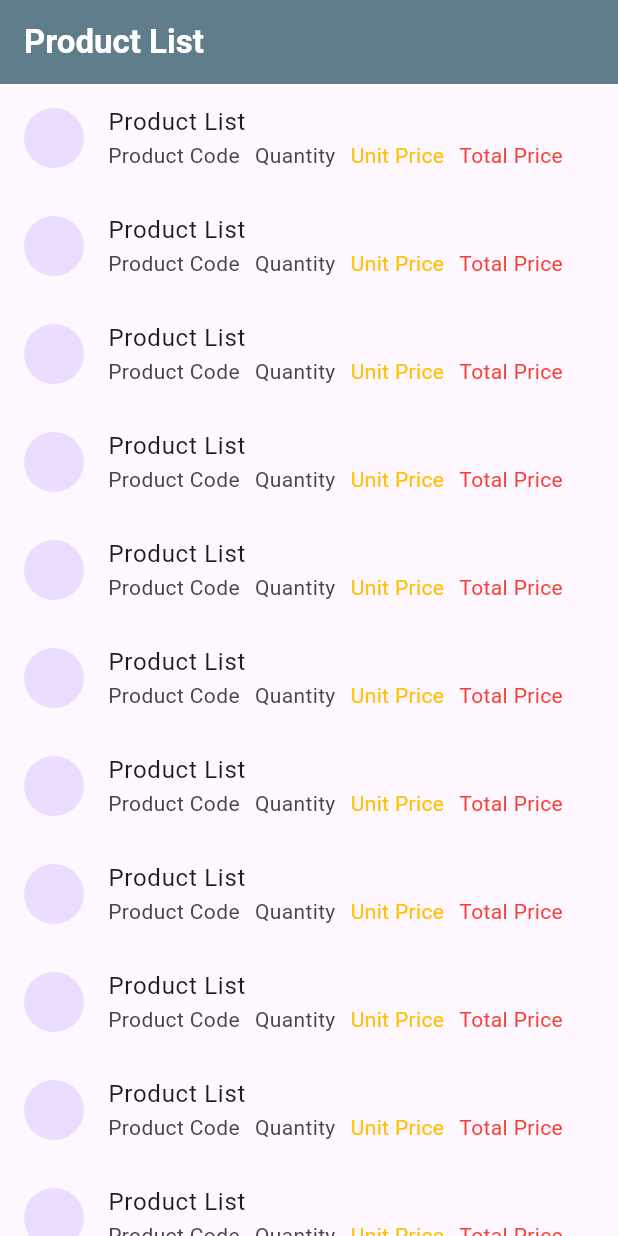
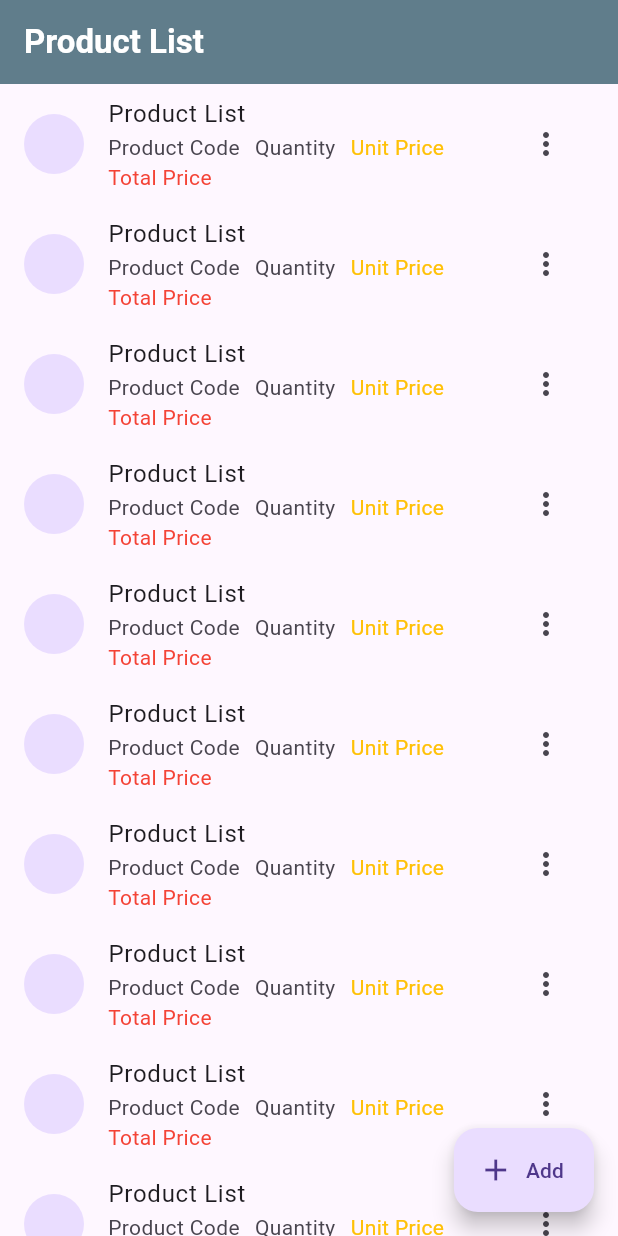
Before and after one commit to mdabdulhairubel/basic-crud-application, a Flutter app: the screen it shows after launch, on a phone screen of 412 x 824 dp. Run offline on Flutter 3.47's test engine with Material 3 defaults, Android fonts, the light colour scheme and no system bars.

Commit message:
Hello world

```diff
--- a/lib/home_screen.dart
+++ b/lib/home_screen.dart
@@ -1,4 +1,7 @@
 import 'package:flutter/material.dart';
+import 'package:ostad/add_new_screen.dart';
+
+enum PopupMenumalmosla { edit, delete }
 
 class HomeScreen extends StatefulWidget {
   const HomeScreen({super.key});
@@ -20,22 +23,53 @@ class _HomeScreenState extends State<HomeScreen> {
       body: ListView.builder(
         itemCount: 15,
         itemBuilder: (context, index) {
-          return const ListTile(
-            title: Text("Product List"),
-            leading: CircleAvatar(),
-            subtitle: Wrap(
+          return ListTile(
+            title: const Text("Product List"),
+            leading: const CircleAvatar(),
+            subtitle: const Wrap(
               spacing: 10,
               children: [
                 Text("Product Code"),
                 Text("Quantity"),
-                Text("Unit Price", style: TextStyle(color: Colors.amber),),
-                Text("Total Price", style: TextStyle(color: Colors.red),),
+                Text(
+                  "Unit Price",
+                  style: TextStyle(color: Colors.amber),
+                ),
+                Text(
+                  "Total Price",
+                  style: TextStyle(color: Colors.red),
+                ),
+              ],
+            ),
+            trailing: PopupMenuButton<PopupMenumalmosla>(
+              itemBuilder: (context) => [
+                const PopupMenuItem(
+                    value: PopupMenumalmosla.edit,
+                    child: Row(
+                      children: [
+                        Icon(Icons.edit),
+                        Text("Edit"),
+                      ],
+                    )),
+                const PopupMenuItem(
+                    value: PopupMenumalmosla.delete,
+                    child: Row(
+                      children: [
+                        Icon(Icons.delete),
+                        Text("Delete"),
+                      ],
+                    )),
               ],
             ),
             // trailing: ,
           );
         },
       ),
+      floatingActionButton: FloatingActionButton.extended(onPressed: (){
+        Navigator.push(context, MaterialPageRoute(builder: (context) => const AddNewScreen()));
+      },
+          icon: const Icon(Icons.add),
+          label: const Text("Add")),
     );
   }
 }
```
Also changed, not shown: lib/add_new_screen.dart (added, +139 -0 lines).
